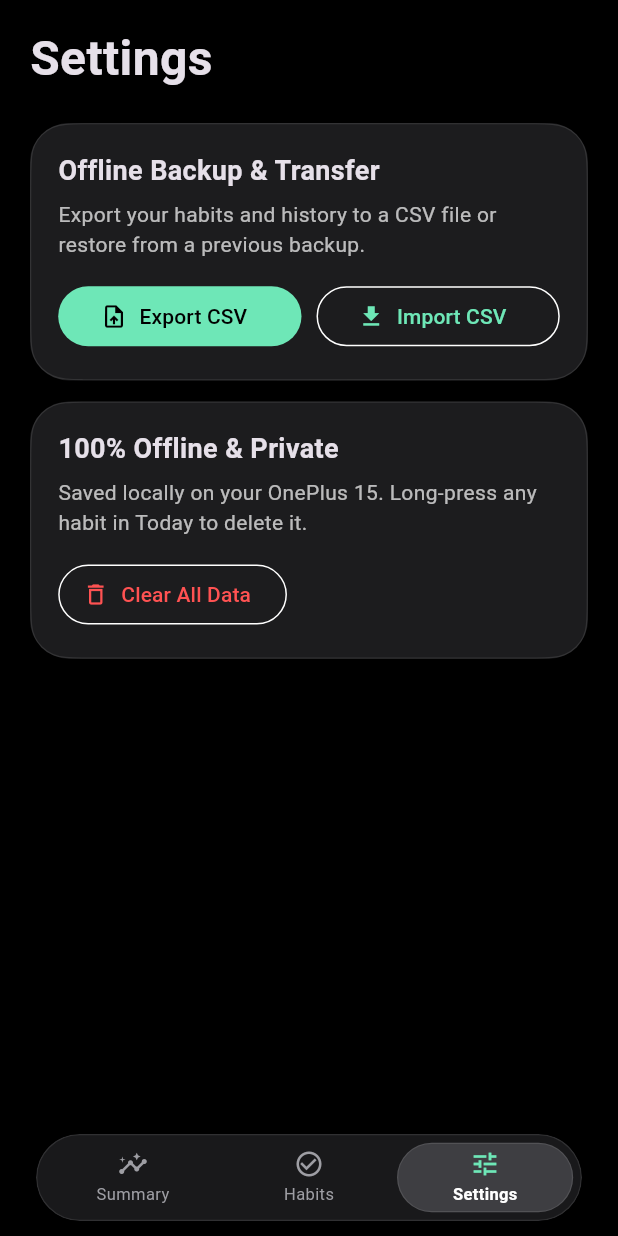
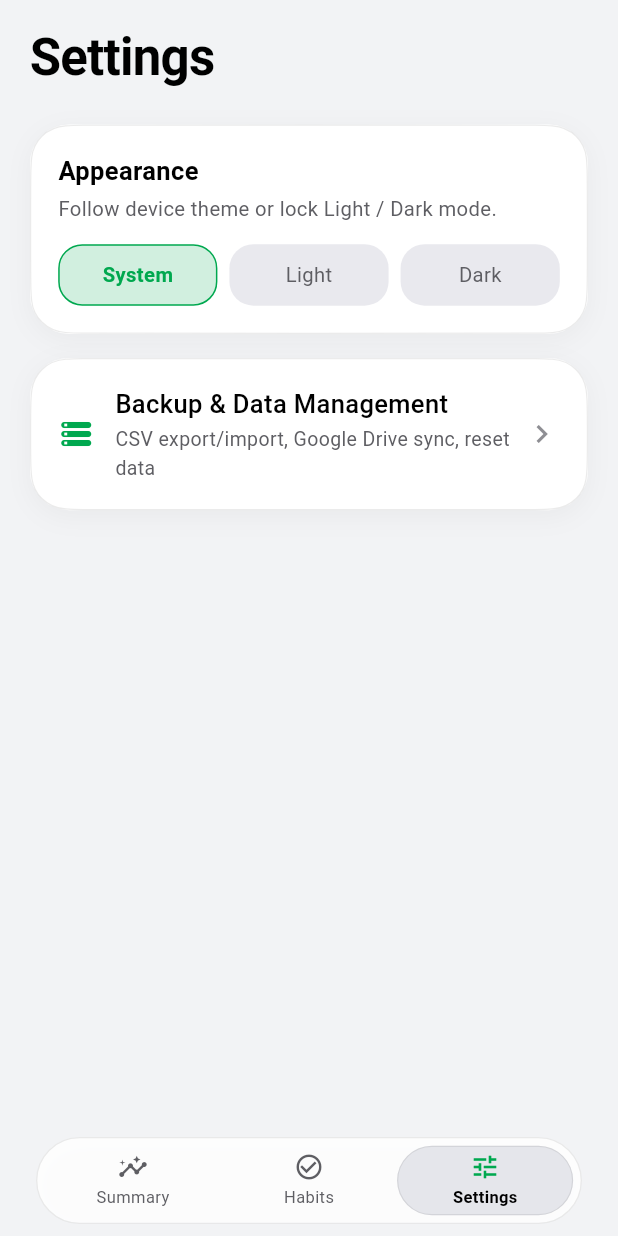
Before and after one commit to the-demon-wolf/Habit-Tracker, a Flutter app: the screen it shows after launch, swiped to page 3, on a phone screen of 412 x 824 dp. Run offline on Flutter 3.47's test engine with Material 3 defaults, Android fonts, the phone set to English and light mode, and no system bars; our stand-ins replace file_picker, share_plus, shared_preferences, sqflite; missing offline and left inert: home_widget; accounts and stored records are empty.

Commit message:
Update main.dart

```diff
--- a/lib/main.dart
+++ b/lib/main.dart
@@ -1,38 +1,65 @@
 import 'package:flutter/material.dart';
 import 'package:flutter/services.dart';
+import 'package:shared_preferences/shared_preferences.dart';
 import 'db.dart';
 import 'glass_ui.dart';
 import 'summary_tab.dart';
+import 'habits_tab.dart';
 
-void main() {
+void main() async {
   WidgetsFlutterBinding.ensureInitialized();
   SystemChrome.setEnabledSystemUIMode(SystemUiMode.edgeToEdge);
-  SystemChrome.setSystemUIOverlayStyle(const SystemUiOverlayStyle(
-    statusBarColor: Colors.transparent,
-    systemNavigationBarColor: Colors.transparent,
-  ));
-  runApp(const HabitTrackerApp());
+  final prefs = await SharedPreferences.getInstance();
+  final saved = prefs.getString('theme_mode') ?? 'system';
+  runApp(HabitTrackerApp(initialMode: _parseMode(saved)));
 }
 
-class HabitTrackerApp extends StatelessWidget {
-  const HabitTrackerApp({super.key});
+ThemeMode _parseMode(String v) =>
+    v == 'light' ? ThemeMode.light : (v == 'dark' ? ThemeMode.dark : ThemeMode.system);
+
+class HabitTrackerApp extends StatefulWidget {
+  final ThemeMode initialMode;
+  const HabitTrackerApp({super.key, required this.initialMode});
+
+  @override
+  State<HabitTrackerApp> createState() => _HabitTrackerAppState();
+}
+
+class _HabitTrackerAppState extends State<HabitTrackerApp> {
+  late ThemeMode _mode = widget.initialMode;
+
+  Future<void> _setThemeMode(ThemeMode next) async {
+    setState(() => _mode = next);
+    final prefs = await SharedPreferences.getInstance();
+    await prefs.setString('theme_mode', next.name);
+  }
 
   @override
   Widget build(BuildContext context) {
     return MaterialApp(
       title: 'Habit Tracker',
       debugShowCheckedModeBanner: false,
-      theme: ThemeData.dark().copyWith(
+      themeMode: _mode,
+      theme: ThemeData(
+        brightness: Brightness.light,
+        scaffoldBackgroundColor: const Color(0xFFF2F3F5),
+        colorScheme: const ColorScheme.light(primary: Color(0xFF00A84F)),
+      ),
+      darkTheme: ThemeData(
+        brightness: Brightness.dark,
         scaffoldBackgroundColor: const Color(0xFF000000),
         colorScheme: const ColorScheme.dark(primary: Color(0xFF6EE7B7)),
       ),
-      home: const HomeScreen(),
+      home: HomeScreen(themeMode: _mode, onThemeChanged: _setThemeMode),
     );
   }
 }
 
 class HomeScreen extends StatefulWidget {
-  const HomeScreen({super.key});
+  final ThemeMode themeMode;
+  final ValueChanged<ThemeMode> onThemeChanged;
+
+  const HomeScreen({super.key, required this.themeMode, required this.onThemeChanged});
 
   @override
   State<HomeScreen> createState() => _HomeScreenState();
@@ -42,6 +69,7 @@ class _HomeScreenState extends State<HomeScreen> {
   late final PageController _pageCtrl;
   double _pagePos = 0.0;
   List<Habit> _todayHabits = [];
+  int _refreshNonce = 0;
 
   @override
   void initState() {
@@ -64,17 +92,19 @@ class _HomeScreenState extends State<HomeScreen> {
   Future<void> _load() async {
     final data = await DatabaseHelper.getHabitsForDate(DateTime.now());
     await DatabaseHelper.syncWidget();
-    if (mounted) setState(() => _todayHabits = data);
+    if (mounted) {
+      setState(() {
+        _todayHabits = data;
+        _refreshNonce++;
+      });
+    }
   }
 
   void _goToPage(int idx) {
-    _pageCtrl.animateToPage(
-      idx,
-      duration: const Duration(milliseconds: 300),
-      curve: Curves.easeOutCubic,
-    );
+    _pageCtrl.animateToPage(idx, duration: const Duration(milliseconds: 300), curve: Curves.easeOutCubic);
   }
   void _habitSheet({Habit? existing}) {
+    final p = ColorOSPalette.of(context);
     final ctrl = TextEditingController(text: existing?.title ?? '');
     showModalBottomSheet(
       context: context,
@@ -92,21 +122,23 @@ class _HomeScreenState extends State<HomeScreen> {
             crossAxisAlignment: CrossAxisAlignment.stretch,
             children: [
               Text(existing == null ? 'New Habit' : 'Edit Habit',
-                  style: const TextStyle(fontSize: 20, fontWeight: FontWeight.bold)),
+                  style: TextStyle(fontSize: 20, fontWeight: FontWeight.bold, color: p.text)),
               const SizedBox(height: 12),
               TextField(
                 controller: ctrl,
                 autofocus: true,
+                style: TextStyle(color: p.text),
                 decoration: InputDecoration(
                   hintText: 'e.g., Read 15 mins',
+                  hintStyle: TextStyle(color: p.textTertiary),
                   filled: true,
-                  fillColor: Colors.white.withValues(alpha: 0.06),
-                  border: OutlineInputBorder(borderRadius: BorderRadius.circular(14), borderSide: BorderSide.none),
+                  fillColor: p.cardRaised,
+                  border: OutlineInputBorder(borderRadius: BorderRadius.circular(16), borderSide: BorderSide.none),
                 ),
               ),
               const SizedBox(height: 14),
               FilledButton(
-                style: FilledButton.styleFrom(backgroundColor: const Color(0xFF6EE7B7), foregroundColor: Colors.black),
+                style: FilledButton.styleFrom(backgroundColor: p.accent, foregroundColor: Colors.white),
                 onPressed: () async {
                   final text = ctrl.text.trim();
                   if (text.isNotEmpty) {
@@ -130,12 +162,13 @@ class _HomeScreenState extends State<HomeScreen> {
   }
 
   void _confirmDelete(Habit h) {
+    final p = ColorOSPalette.of(context);
     showDialog(
       context: context,
       builder: (ctx) => AlertDialog(
-        backgroundColor: const Color(0xFF141820),
-        title: const Text('Delete Habit?'),
-        content: Text('Remove "${h.title}" and its streak history?'),
+        backgroundColor: p.card,
+        title: Text('Delete Habit?', style: TextStyle(color: p.text)),
+        content: Text('Remove "${h.title}" and its streak history?', style: TextStyle(color: p.textSecondary)),
         actions: [
           TextButton(onPressed: () => Navigator.pop(ctx), child: const Text('Cancel')),
           TextButton(
@@ -144,7 +177,192 @@ class _HomeScreenState extends State<HomeScreen> {
               if (ctx.mounted) Navigator.pop(ctx);
               _load();
             },
-            child: const Text('Delete', style: TextStyle(color: Colors.redAccent)),
+            child: Text('Delete', style: TextStyle(color: p.danger)),
+          ),
+        ],
+      ),
+    );
+  }
+
+  void _openDataSubpage() {
+    Navigator.of(context).push(
+      MaterialPageRoute(builder: (_) => DataManagementPage(onChanged: _load)),
+    );
+  }
+
+  @override
+  Widget build(BuildContext context) {
+    final p = ColorOSPalette.of(context);
+    final onHabitsTab = _pagePos.round() == 1;
+
+    return AnnotatedRegion<SystemUiOverlayStyle>(
+      value: SystemUiOverlayStyle(
+        statusBarColor: Colors.transparent,
+        systemNavigationBarColor: Colors.transparent,
+        statusBarIconBrightness: p.isDark ? Brightness.light : Brightness.dark,
+        systemNavigationBarIconBrightness: p.isDark ? Brightness.light : Brightness.dark,
+      ),
+      child: Scaffold(
+        extendBody: true,
+        backgroundColor: p.page,
+        body: SafeArea(
+          bottom: false,
+          child: PageView(
+            controller: _pageCtrl,
+            physics: const BouncingScrollPhysics(),
+            children: [
+              SummaryTab(todayHabits: _todayHabits),
+              HabitsTab(
+                key: ValueKey(_refreshNonce),
+                onDataChanged: _load,
+                onEditHabit: (h) => _habitSheet(existing: h),
+                onDeleteHabit: _confirmDelete,
+              ),
+              _settingsView(p),
+            ],
+          ),
+        ),
+        floatingActionButton: onHabitsTab
+            ? GlassTap(
+                radius: 999,
+                onTap: () => _habitSheet(),
+                child: Container(
+                  height: 54,
+                  padding: const EdgeInsets.symmetric(horizontal: 22),
+                  decoration: BoxDecoration(
+                    color: p.accent,
+                    borderRadius: BorderRadius.circular(999),
+                    boxShadow: [BoxShadow(color: p.accent.withValues(alpha: 0.32), blurRadius: 16, offset: const Offset(0, 4))],
+                  ),
+                  child: const Row(
+                    mainAxisSize: MainAxisSize.min,
+                    children: [
+                      Icon(Icons.add, color: Colors.white),
+                      SizedBox(width: 6),
+                      Text('Habit', style: TextStyle(color: Colors.white, fontWeight: FontWeight.bold, fontSize: 16)),
+                    ],
+                  ),
+                ),
+              )
+            : null,
+        bottomNavigationBar: SafeArea(
+          child: Padding(
+            padding: const EdgeInsets.fromLTRB(24, 0, 24, 8),
+            child: ColorOSPillNav(pagePosition: _pagePos, onSelect: _goToPage),
+          ),
+        ),
+      ),
+    );
+  }
+
+  Widget _settingsView(ColorOSPalette p) => ListView(
+        physics: const BouncingScrollPhysics(),
+        padding: const EdgeInsets.fromLTRB(20, 14, 20, 110),
+        children: [
+          Text('Settings', style: TextStyle(fontSize: 34, fontWeight: FontWeight.w700, letterSpacing: -0.5, color: p.text)),
+          const SizedBox(height: 20),
+          GlassBox(
+            padding: const EdgeInsets.all(18),
+            child: Column(
+              crossAxisAlignment: CrossAxisAlignment.start,
+              children: [
+                Text('Appearance', style: TextStyle(fontSize: 17, fontWeight: FontWeight.w600, color: p.text)),
+                const SizedBox(height: 4),
+                Text('Follow device theme or lock Light / Dark mode.', style: TextStyle(fontSize: 13.5, color: p.textSecondary)),
+                const SizedBox(height: 14),
+                Row(
+                  children: [
+                    _themeChip('System', ThemeMode.system, p),
+                    const SizedBox(width: 8),
+                    _themeChip('Light', ThemeMode.light, p),
+                    const SizedBox(width: 8),
+                    _themeChip('Dark', ThemeMode.dark, p),
+                  ],
+                ),
+              ],
+            ),
+          ),
+          const SizedBox(height: 16),
+          GlassTap(
+            onTap: _openDataSubpage,
+            child: GlassBox(
+              padding: const EdgeInsets.all(18),
+              child: Row(
+                children: [
+                  Icon(Icons.storage_rounded, color: p.mint),
+                  const SizedBox(width: 14),
+                  Expanded(
+                    child: Column(
+                      crossAxisAlignment: CrossAxisAlignment.start,
+                      children: [
+                        Text('Backup & Data Management', style: TextStyle(fontSize: 17, fontWeight: FontWeight.w500, color: p.text)),
+                        const SizedBox(height: 2),
+                        Text('CSV export/import, Google Drive sync, reset data', style: TextStyle(fontSize: 13, color: p.textSecondary)),
+                      ],
+                    ),
+                  ),
+                  Icon(Icons.chevron_right, color: p.textTertiary),
+                ],
+              ),
+            ),
+          ),
+        ],
+      );
+
+  Widget _themeChip(String label, ThemeMode mode, ColorOSPalette p) {
+    final active = widget.themeMode == mode;
+    return Expanded(
+      child: GestureDetector(
+        onTap: () {
+          HapticFeedback.selectionClick();
+          widget.onThemeChanged(mode);
+        },
+        child: AnimatedContainer(
+          duration: const Duration(milliseconds: 180),
+          padding: const EdgeInsets.symmetric(vertical: 10),
+          decoration: BoxDecoration(
+            color: active ? p.mint.withValues(alpha: 0.18) : p.cardRaised,
+            borderRadius: BorderRadius.circular(16),
+            border: Border.all(color: active ? p.mint : Colors.transparent, width: 1.0),
+          ),
+          child: Center(
+            child: Text(
+              label,
+              style: TextStyle(
+                fontSize: 13.5,
+                fontWeight: active ? FontWeight.w600 : FontWeight.w400,
+                color: active ? p.mint : p.textSecondary,
+              ),
+            ),
+          ),
+        ),
+      ),
+    );
+  }
+}
+
+class DataManagementPage extends StatelessWidget {
+  final VoidCallback onChanged;
+  const DataManagementPage({super.key, required this.onChanged});
+
+  void _confirmErase(BuildContext context, ColorOSPalette p) {
+    showDialog(
+      context: context,
+      builder: (ctx) => AlertDialog(
+        backgroundColor: p.card,
+        title: Text('Erase All Data?', style: TextStyle(color: p.text)),
+        content: Text('This permanently deletes every habit and all streak history on this device.',
+            style: TextStyle(color: p.textSecondary)),
+        actions: [
+          TextButton(onPressed: () => Navigator.pop(ctx), child: const Text('Cancel')),
+          TextButton(
+            onPressed: () async {
+              await DatabaseHelper.clearAll();
+              onChanged();
+              if (ctx.mounted) Navigator.pop(ctx);
+              if (context.mounted) Navigator.pop(context);
+            },
+            child: Text('Erase Everything', style: TextStyle(color: p.danger, fontWeight: FontWeight.bold)),
           ),
         ],
       ),
@@ -153,115 +371,33 @@ class _HomeScreenState extends State<HomeScreen> {
 
   @override
   Widget build(BuildContext context) {
-    final done = _todayHabits.where((h) => h.completedOnDate).length;
-    final onTodayTab = _pagePos.round() == 1;
-
+    final p = ColorOSPalette.of(context);
     return Scaffold(
-      extendBody: true,
-      body: SafeArea(
-        bottom: false,
-        child: PageView(
-          controller: _pageCtrl,
-          physics: const BouncingScrollPhysics(),
-          children: [
-            SummaryTab(todayHabits: _todayHabits, onDataChanged: _load),
-            _todayView(done),
-            _settingsView(),
-          ],
-        ),
+      backgroundColor: p.page,
+      appBar: AppBar(
+        backgroundColor: p.page,
+        elevation: 0,
+        iconTheme: IconThemeData(color: p.text),
+        title: Text('Backup & Data', style: TextStyle(color: p.text, fontWeight: FontWeight.w600)),
       ),
-      floatingActionButton: onTodayTab
-          ? GlassTap(
-              radius: 28,
-              onTap: () => _habitSheet(),
-              child: Container(
-                padding: const EdgeInsets.symmetric(horizontal: 20, vertical: 14),
-                decoration: BoxDecoration(color: const Color(0xFF6EE7B7), borderRadius: BorderRadius.circular(28)),
-                child: const Row(
-                  mainAxisSize: MainAxisSize.min,
-                  children: [
-                    Icon(Icons.add, color: Colors.black),
-                    SizedBox(width: 6),
-                    Text('Habit', style: TextStyle(color: Colors.black, fontWeight: FontWeight.bold)),
-                  ],
-                ),
-              ),
-            )
-          : null,
-      bottomNavigationBar: SafeArea(
-        child: Padding(
-          padding: const EdgeInsets.symmetric(horizontal: 24, vertical: 10),
-          child: ColorOSPillNav(pagePosition: _pagePos, onSelect: _goToPage),
-        ),
-      ),
-    );
-  }
-  Widget _todayView(int done) => ListView(
-        physics: const BouncingScrollPhysics(),
-        padding: const EdgeInsets.fromLTRB(20, 16, 20, 120),
+      body: ListView(
+        padding: const EdgeInsets.all(20),
         children: [
-          const Text('Today', style: TextStyle(fontSize: 32, fontWeight: FontWeight.bold)),
-          Text(_todayHabits.isEmpty ? 'Tap + Habit to add a goal' : '$done of ${_todayHabits.length} completed',
-              style: const TextStyle(color: Colors.white60)),
-          const SizedBox(height: 20),
-          ..._todayHabits.map((h) => Padding(
-                padding: const EdgeInsets.only(bottom: 12),
-                child: GlassTap(
-                  onTap: () async {
-                    await DatabaseHelper.toggleHabitDate(h.id!, DateTime.now(), h.completedOnDate);
-                    _load();
-                  },
-                  onLongPress: () => _confirmDelete(h),
-                  child: GlassBox(
-                    padding: const EdgeInsets.all(16),
-                    glow: h.completedOnDate,
-                    child: Row(
-                      children: [
-                        Icon(h.completedOnDate ? Icons.check_circle : Icons.radio_button_unchecked,
-                            color: h.completedOnDate ? const Color(0xFF6EE7B7) : Colors.white38),
-                        const SizedBox(width: 14),
-                        Expanded(
-                          child: Text(h.title,
-                              style: TextStyle(
-                                  fontSize: 16,
-                                  decoration: h.completedOnDate ? TextDecoration.lineThrough : null,
-                                  color: h.completedOnDate ? Colors.white54 : Colors.white)),
-                        ),
-                        IconButton(
-                          icon: const Icon(Icons.edit_outlined, size: 18, color: Colors.white38),
-                          onPressed: () => _habitSheet(existing: h),
-                        ),
-                        Text('🔥 ${h.currentStreak}', style: const TextStyle(fontWeight: FontWeight.w600)),
-                      ],
-                    ),
-                  ),
-                ),
-              )),
-        ],
-      );
-
-  Widget _settingsView() => ListView(
-        physics: const BouncingScrollPhysics(),
-        padding: const EdgeInsets.fromLTRB(20, 16, 20, 120),
-        children: [
-          const Text('Settings', style: TextStyle(fontSize: 32, fontWeight: FontWeight.bold)),
-          const SizedBox(height: 20),
           GlassBox(
             padding: const EdgeInsets.all(18),
             child: Column(
               crossAxisAlignment: CrossAxisAlignment.start,
               children: [
-                const Text('Offline Backup & Transfer', style: TextStyle(fontSize: 18, fontWeight: FontWeight.bold)),
+                Text('Offline CSV Backup', style: TextStyle(fontSize: 17, fontWeight: FontWeight.w600, color: p.text)),
                 const SizedBox(height: 6),
-                const Text('Export your habits and history to a CSV file or restore from a previous backup.',
-                    style: TextStyle(color: Colors.white70)),
+                Text('Save your habits and logs to a local CSV file or restore from another phone.',
+                    style: TextStyle(fontSize: 13.5, color: p.textSecondary)),
                 const SizedBox(height: 14),
                 Row(
                   children: [
                     Expanded(
                       child: FilledButton.icon(
-                        style: FilledButton.styleFrom(
-                            backgroundColor: const Color(0xFF6EE7B7), foregroundColor: Colors.black),
+                        style: FilledButton.styleFrom(backgroundColor: p.accent, foregroundColor: Colors.white),
                         onPressed: () => DatabaseHelper.exportCsv(),
                         icon: const Icon(Icons.upload_file, size: 18),
                         label: const Text('Export CSV'),
@@ -272,8 +408,8 @@ class _HomeScreenState extends State<HomeScreen> {
                       child: OutlinedButton.icon(
                         onPressed: () async {
                           final count = await DatabaseHelper.importCsv();
-                          if (count >= 0 && mounted) {
-                            await _load();
+                          if (count >= 0 && context.mounted) {
+                            onChanged();
                             ScaffoldMessenger.of(context).showSnackBar(
                               SnackBar(content: Text('Imported $count completion records')),
                             );
@@ -288,28 +424,41 @@ class _HomeScreenState extends State<HomeScreen> {
               ],
             ),
           ),
-          const SizedBox(height: 14),
+          const SizedBox(height: 16),
           GlassBox(
             padding: const EdgeInsets.all(18),
             child: Column(
               crossAxisAlignment: CrossAxisAlignment.start,
               children: [
-                const Text('100% Offline & Private', style: TextStyle(fontSize: 18, fontWeight: FontWeight.bold)),
+                Text('Google Drive Cloud Backup (Optional)', style: TextStyle(fontSize: 17, fontWeight: FontWeight.w600, color: p.text)),
                 const SizedBox(height: 6),
-                const Text('Saved locally on your OnePlus 15. Long-press any habit in Today to delete it.',
-                    style: TextStyle(color: Colors.white70)),
+                Text('Keep the app 100% offline, or connect a Google Cloud OAuth Client ID later to sync backups privately to your Drive.',
+                    style: TextStyle(fontSize: 13.5, color: p.textSecondary)),
+              ],
+            ),
+          ),
+          const SizedBox(height: 24),
+          GlassBox(
+            padding: const EdgeInsets.all(18),
+            child: Column(
+              crossAxisAlignment: CrossAxisAlignment.start,
+              children: [
+                Text('Danger Zone', style: TextStyle(fontSize: 17, fontWeight: FontWeight.w600, color: p.danger)),
+                const SizedBox(height: 6),
+                Text('Permanently wipe all habits and completion history from local storage.',
+                    style: TextStyle(fontSize: 13.5, color: p.textSecondary)),
                 const SizedBox(height: 14),
                 OutlinedButton.icon(
-                  onPressed: () async {
-                    await DatabaseHelper.clearAll();
-                    _load();
-                  },
-                  icon: const Icon(Icons.delete_outline, color: Colors.redAccent),
-                  label: const Text('Clear All Data', style: TextStyle(color: Colors.redAccent)),
+                  style: OutlinedButton.styleFrom(side: BorderSide(color: p.danger)),
+                  onPressed: () => _confirmErase(context, p),
+                  icon: Icon(Icons.delete_forever, color: p.danger),
+                  label: Text('Clear All Local Data', style: TextStyle(color: p.danger)),
                 ),
               ],
             ),
           ),
         ],
-      );
+      ),
+    );
+  }
 }
```
